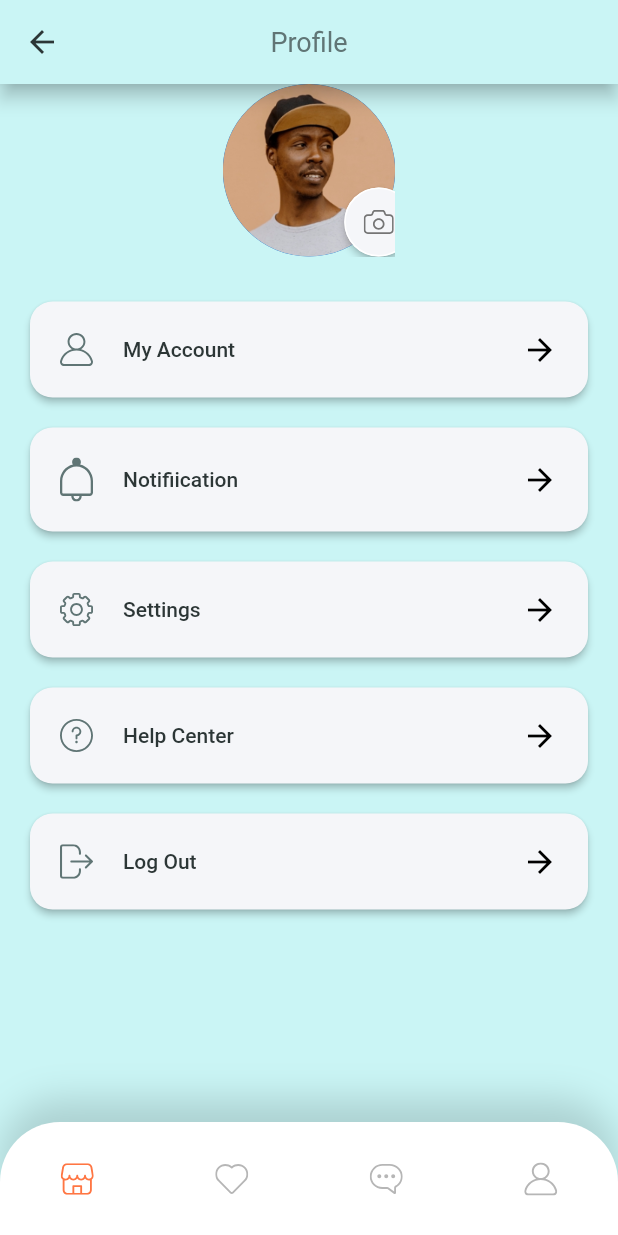
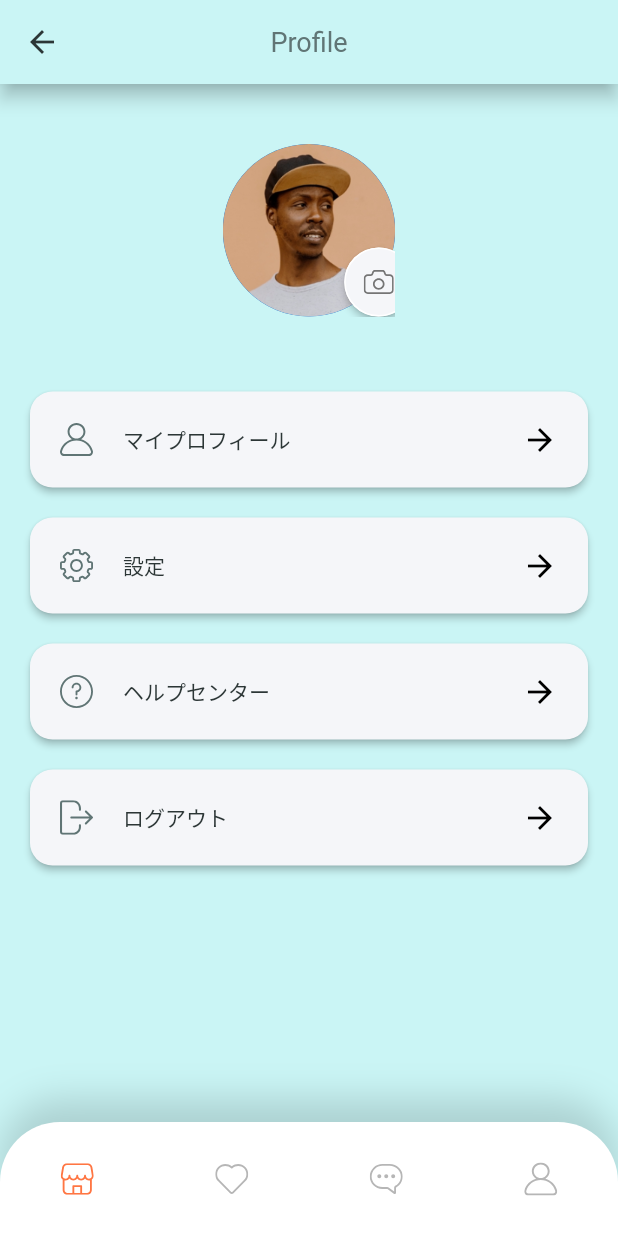
Before and after one commit to FikaStudio-code/EmanciApp, a Flutter app: the ProfileScreen screen opened by its route, on a phone screen of 412 x 824 dp. Run offline on Flutter 3.47's test engine with Material 2 defaults, Android fonts, the phone set to English and light mode, and no system bars; our stand-ins replace flutter_svg.

Commit message:
translate to japanese at profile

```diff
--- a/lib/components/custom_bottom_nav_bar.dart
+++ b/lib/components/custom_bottom_nav_bar.dart
@@ -6,10 +6,8 @@ import 'package:flutter/material.dart';
 import 'package:flutter_svg/flutter_svg.dart';
 
 class CustomBottomNavBar extends StatelessWidget {
-  const CustomBottomNavBar({
-    Key? key,
-    required this.selectedMenu,
-  }) : super(key: key);
+  const CustomBottomNavBar({Key? key, required this.selectedMenu})
+      : super(key: key);
 
   final MenuState selectedMenu;
 
--- a/lib/screens/profile/components/body.dart
+++ b/lib/screens/profile/components/body.dart
@@ -10,22 +10,19 @@ class Body extends StatelessWidget {
   Widget build(BuildContext context) {
     return Column(
       children: [
+        SizedBox(height: 40),
         ProfilePic(),
-        SizedBox(height: 20),
+        SizedBox(height: 40),
         ProfileMenu(
-            text: "My Account",
-            icon: "assets/icons/User Icon.svg",
-            press: () {}),
+            text: "マイプロフィール", icon: "assets/icons/User Icon.svg", press: () {}),
         ProfileMenu(
-            text: "Notifiication", icon: "assets/icons/Bell.svg", press: () {}),
+            text: "設定", icon: "assets/icons/Settings.svg", press: () {}),
         ProfileMenu(
-            text: "Settings", icon: "assets/icons/Settings.svg", press: () {}),
-        ProfileMenu(
-            text: "Help Center",
+            text: "ヘルプセンター",
             icon: "assets/icons/Question mark.svg",
             press: () {}),
         ProfileMenu(
-            text: "Log Out",
+            text: "ログアウト",
             icon: "assets/icons/Log out.svg",
             press: () {
               Navigator.pushNamed(context, SplashScreen.routeName);
--- a/lib/screens/sign_in/components/sign_form.dart
+++ b/lib/screens/sign_in/components/sign_form.dart
@@ -1,8 +1,8 @@
 import 'package:e_commerce/components/default_button.dart';
 import 'package:e_commerce/components/form_error.dart';
 import 'package:e_commerce/screens/forgot_password/forgot_password_screen.dart';
+import 'package:e_commerce/screens/home/home_screen.dart';
 import 'package:e_commerce/screens/login_success/login_success_screen.dart';
-import 'package:e_commerce/screens/splash/splash_screen.dart';
 import 'package:flutter/material.dart';
 import 'package:http/http.dart';
 import 'dart:convert';
@@ -76,7 +76,7 @@ class _SignFormState extends State<SignForm> {
                       Navigator.pushNamed(
                           context, LoginSuccessScreen.routeName);
                     } else if (res.statusCode != 200) {
-                      Navigator.pushNamed(context, SplashScreen.routeName);
+                      Navigator.pushNamed(context, HomeScreen.routeName);
                     }
                   }
                 })
```
